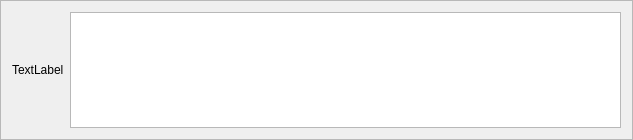
Before: the Qt Designer form hid_gui/plot.ui in vrpn/vrpn, drawn with Qt 5.
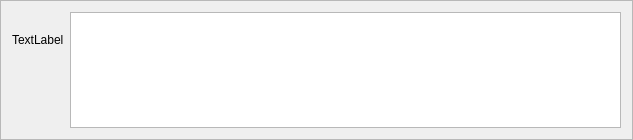
After: the same form once the commit is applied.

Commit message: display value in plot

The edit to the form file:
```diff
--- a/hid_gui/plot.ui
+++ b/hid_gui/plot.ui
@@ -21,11 +21,22 @@
   </property>
   <layout class="QHBoxLayout" name="horizontalLayout">
    <item>
+    <layout class="QVBoxLayout" name="verticalLayout">
+     <item>
     <widget class="QLabel" name="label">
      <property name="text">
       <string>TextLabel</string>
      </property>
     </widget>
+     </item>
+     <item>
+      <widget class="QLabel" name="lastValue">
+       <property name="text">
+        <string/>
+       </property>
+      </widget>
+     </item>
+    </layout>
    </item>
    <item>
     <widget class="QGraphicsView" name="graphicsView"/>
```
Lines whose indentation alone changed are shown as unchanged. The commit also changes 1 other file.
